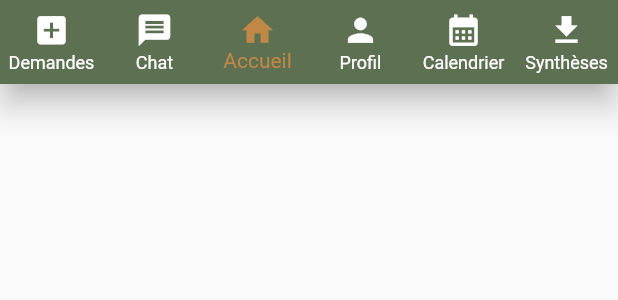
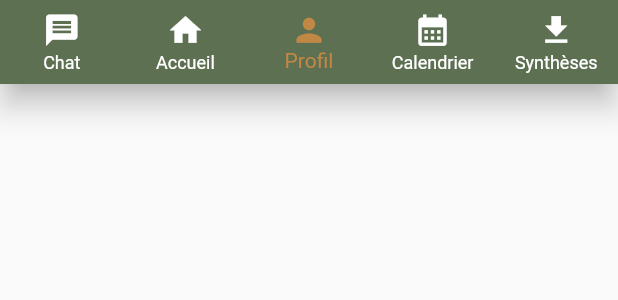
Before and after one commit to khalilkrm/StudentsForStudentsMobile, a Flutter app: the ScreenNavigationBar widget shown alone on an empty page, opened directly, on a phone screen of 412 x 824 dp. Shown: the top 300 px of the screen. Run offline on Flutter 3.47's test engine with Material 2 defaults, Android fonts, the phone set to English and light mode, and no system bars; our stand-ins replace cloud_firestore, firebase_core, flutter_secure_storage, google_fonts, google_maps_flutter, google_sign_in and 4 more; missing offline and left inert: flutter_polyline_points, icalendar_parser, open_file_plus, syncfusion_localizations; accounts and stored records are empty; generated files the repository leaves out were written again.

Commit message:
Refractor: remove 'demandes' from bottom bar and access to it from home

```diff
--- a/lib/views/molecules/screen_title.dart
+++ b/lib/views/molecules/screen_title.dart
@@ -8,6 +8,7 @@ class ScreenTitle extends StatelessWidget {
   @override
   Widget build(BuildContext context) {
     return AppBar(
+      leading: null,
       centerTitle: true,
       shadowColor: Colors.transparent,
       title: Padding(
--- a/lib/views/organisms/screen_navigation_bar.dart
+++ b/lib/views/organisms/screen_navigation_bar.dart
@@ -16,10 +16,6 @@ class _ScreenNavigationBarState extends State<ScreenNavigationBar> {
       builder: (context, store, child) => BottomNavigationBar(
         type: BottomNavigationBarType.fixed,
         items: const <BottomNavigationBarItem>[
-          BottomNavigationBarItem(
-            icon: Icon(Icons.add_box, size: 25),
-            label: 'Demandes',
-          ),
           BottomNavigationBarItem(
             icon: Icon(Icons.message, size: 25),
             label: 'Chat',
--- a/lib/views/pages/home_page.dart
+++ b/lib/views/pages/home_page.dart
@@ -12,9 +12,9 @@ class HomePage extends StatelessWidget {
   @override
   Widget build(BuildContext context) {
     return Scaffold(
-      appBar: AppBar(
-        title: const ScreenTitle(title: 'ACCUEIL'),
-      ),
+      appBar: const PreferredSize(
+          preferredSize: Size.fromHeight(50),
+          child: ScreenTitle(title: 'ACCUEIL')),
       floatingActionButton: FloatingActionButton(
         onPressed: () => Navigator.push(context,
             CupertinoPageRoute(builder: (context) => const RequestsPage())),
```
Also changed, not shown: lib/main.dart (+4 -6 lines), lib/views/pages/requests_page.dart (+5 -8 lines).
